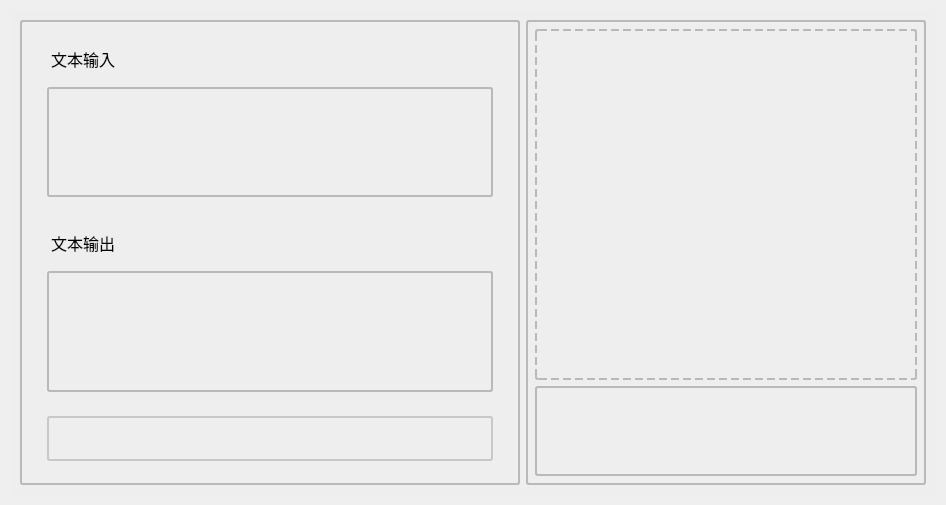
First picture: the form in page.ui, repository miceVenus/Df_AIpractice, before the edit.
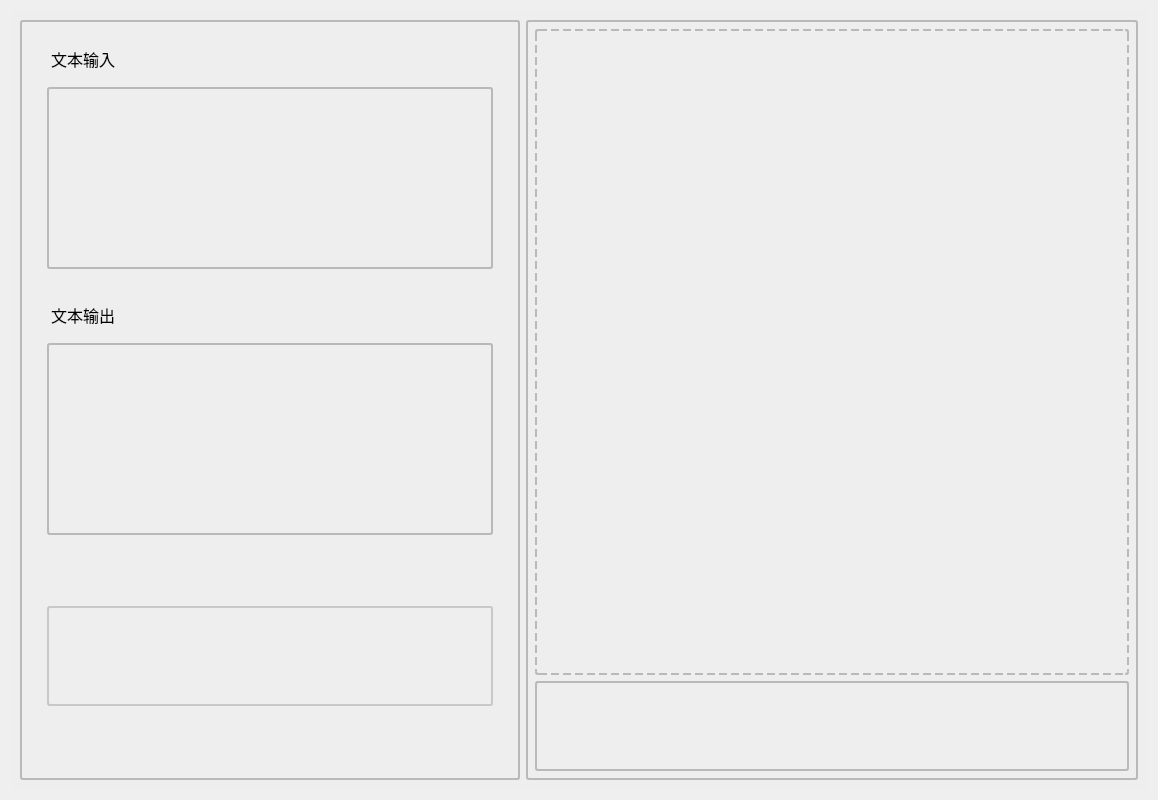
Second picture: the form after the edit. Icons and pictures are not drawn.

Commit message: 调整窗口大小并删除冗余页面

The edit to the form file:
```diff
--- a/page.ui
+++ b/page.ui
@@ -6,8 +6,8 @@
    <rect>
     <x>0</x>
     <y>0</y>
-    <width>942</width>
-    <height>505</height>
+    <width>1158</width>
+    <height>800</height>
    </rect>
   </property>
   <property name="sizePolicy">
```
The commit also changes 3 other files.
